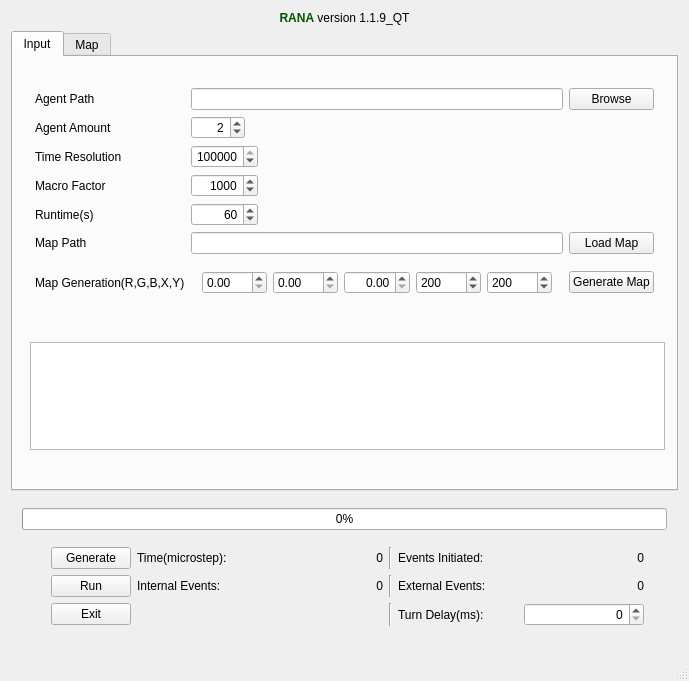
sojoe02/RANA, file mainwindow.ui: the form before one commit.
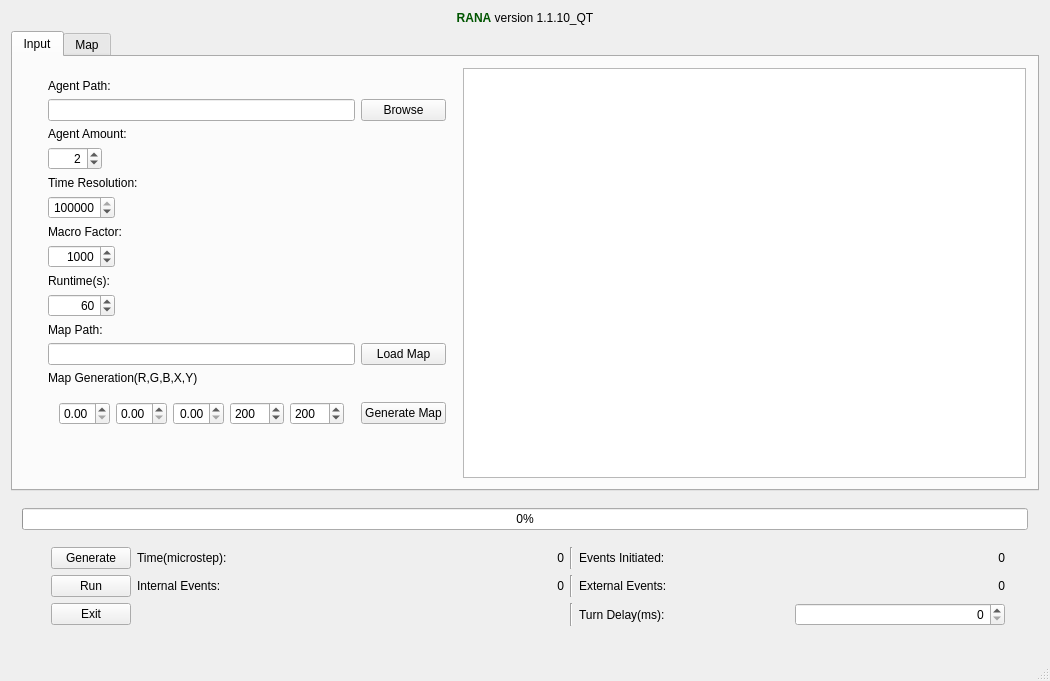
The form after the commit. The open tabs and pages were chosen to show the change.

Commit message: changed the UI thanks to Alpha Pony groups suggestion, and agents are nolonger added to the collision table when they start out

Patch:
```diff
--- a/mainwindow.ui
+++ b/mainwindow.ui
@@ -6,7 +6,7 @@
    <rect>
     <x>0</x>
     <y>0</y>
-    <width>689</width>
+    <width>1050</width>
     <height>681</height>
    </rect>
   </property>
@@ -25,21 +25,10 @@
         <string>Input</string>
        </attribute>
        <layout class="QGridLayout" name="gridLayout_5">
-        <item row="18" column="1">
-         <widget class="QWidget" name="widget_2" native="true">
-          <property name="sizePolicy">
-           <sizepolicy hsizetype="Expanding" vsizetype="Fixed">
-            <horstretch>0</horstretch>
-            <verstretch>0</verstretch>
-           </sizepolicy>
-          </property>
-          <layout class="QHBoxLayout" name="horizontalLayout"/>
-         </widget>
-        </item>
-        <item row="16" column="0" colspan="2">
+        <item row="15" column="0" colspan="2">
          <widget class="QWidget" name="widget_3" native="true">
           <layout class="QGridLayout" name="gridLayout_2">
-           <item row="7" column="2">
+           <item row="10" column="2">
             <widget class="QSpinBox" name="macroSpinBox">
              <property name="sizePolicy">
               <sizepolicy hsizetype="Maximum" vsizetype="Fixed">
@@ -61,33 +50,13 @@
              </property>
             </widget>
            </item>
-           <item row="5" column="1">
-            <widget class="QLabel" name="label_2">
-             <property name="text">
-              <string>Agent Amount</string>
-             </property>
-            </widget>
-           </item>
-           <item row="11" column="1">
+           <item row="17" column="1">
             <widget class="QLabel" name="label_10">
              <property name="text">
               <string/>
              </property>
             </widget>
            </item>
-           <item row="6" column="1">
-            <widget class="QLabel" name="label_5">
-             <property name="toolTip">
-              <string>Number of microsteps pr second</string>
-             </property>
-             <property name="toolTipDuration">
-              <number>-1</number>
-             </property>
-             <property name="text">
-              <string>Time Resolution</string>
-             </property>
-            </widget>
-           </item>
            <item row="1" column="3">
             <widget class="QPushButton" name="browseLuaAgentButton">
              <property name="text">
@@ -95,24 +64,35 @@
              </property>
             </widget>
            </item>
-           <item row="1" column="1">
-            <widget class="QLabel" name="label">
-             <property name="text">
-              <string>Agent Path</string>
+           <item row="8" column="2">
+            <widget class="QSpinBox" name="timeResSpinBox">
+             <property name="sizePolicy">
+              <sizepolicy hsizetype="Maximum" vsizetype="Fixed">
+               <horstretch>0</horstretch>
+               <verstretch>0</verstretch>
+              </sizepolicy>
              </property>
-            </widget>
-           </item>
-           <item row="7" column="1">
-            <widget class="QLabel" name="label_6">
-             <property name="toolTip">
-              <string>Number of mirosteps pr macrostep</string>
+             <property name="alignment">
+              <set>Qt::AlignRight|Qt::AlignTrailing|Qt::AlignVCenter</set>
              </property>
-             <property name="text">
-              <string>Macro Factor</string>
+             <property name="accelerated">
+              <bool>true</bool>
              </property>
+             <property name="maximum">
+              <number>1000000000</number>
+             </property>
+             <property name="singleStep">
+              <number>1000</number>
+             </property>
+             <property name="value">
+              <number>1000000</number>
+             </property>
+             <property name="displayIntegerBase">
+              <number>10</number>
+             </property>
             </widget>
            </item>
-           <item row="5" column="2">
+           <item row="6" column="2">
             <widget class="QSpinBox" name="luaSpinBox">
              <property name="sizePolicy">
               <sizepolicy hsizetype="Maximum" vsizetype="Fixed">
@@ -147,72 +127,17 @@
              </property>
             </widget>
            </item>
-           <item row="6" column="2">
-            <widget class="QSpinBox" name="timeResSpinBox">
-             <property name="sizePolicy">
-              <sizepolicy hsizetype="Maximum" vsizetype="Fixed">
-               <horstretch>0</horstretch>
-               <verstretch>0</verstretch>
-              </sizepolicy>
-             </property>
-             <property name="alignment">
-              <set>Qt::AlignRight|Qt::AlignTrailing|Qt::AlignVCenter</set>
-             </property>
-             <property name="accelerated">
-              <bool>true</bool>
-             </property>
-             <property name="maximum">
-              <number>1000000000</number>
-             </property>
-             <property name="singleStep">
-              <number>1000</number>
-             </property>
-             <property name="value">
-              <number>1000000</number>
-             </property>
-             <property name="displayIntegerBase">
-              <number>10</number>
-             </property>
-            </widget>
-           </item>
-           <item row="9" column="1">
-            <widget class="QLabel" name="label_7">
-             <property name="text">
-              <string>Map Path</string>
-             </property>
-            </widget>
-           </item>
-           <item row="9" column="2">
+           <item row="14" column="2">
             <widget class="QLineEdit" name="mapPathLineEdit"/>
            </item>
-           <item row="9" column="3">
-            <widget class="QPushButton" name="browseMapButton">
-             <property name="sizePolicy">
-              <sizepolicy hsizetype="Minimum" vsizetype="Fixed">
-               <horstretch>0</horstretch>
-               <verstretch>0</verstretch>
-              </sizepolicy>
-             </property>
-             <property name="text">
-              <string>Load Map</string>
-             </property>
-            </widget>
-           </item>
-           <item row="10" column="3">
+           <item row="16" column="3">
             <widget class="QPushButton" name="generateMap">
              <property name="text">
               <string>Generate Map</string>
              </property>
             </widget>
            </item>
-           <item row="10" column="1">
-            <widget class="QLabel" name="label_11">
-             <property name="text">
-              <string>Map Generation(R,G,B,X,Y)</string>
-             </property>
-            </widget>
-           </item>
-           <item row="10" column="2">
+           <item row="16" column="2">
             <widget class="QWidget" name="widget_5" native="true">
              <layout class="QHBoxLayout" name="horizontalLayout_3">
               <item>
@@ -310,14 +235,7 @@
              </layout>
             </widget>
            </item>
-           <item row="8" column="1">
-            <widget class="QLabel" name="label_13">
-             <property name="text">
-              <string>Runtime(s)</string>
-             </property>
-            </widget>
-           </item>
-           <item row="8" column="2">
+           <item row="12" column="2">
             <widget class="QSpinBox" name="runTimeSpinBox">
              <property name="sizePolicy">
               <sizepolicy hsizetype="Maximum" vsizetype="Fixed">
@@ -345,17 +263,94 @@
              </property>
             </widget>
            </item>
+           <item row="13" column="2">
+            <widget class="QLabel" name="label_7">
+             <property name="text">
+              <string>Map Path:</string>
+             </property>
+            </widget>
+           </item>
+           <item row="14" column="3">
+            <widget class="QPushButton" name="browseMapButton">
+             <property name="sizePolicy">
+              <sizepolicy hsizetype="Minimum" vsizetype="Fixed">
+               <horstretch>0</horstretch>
+               <verstretch>0</verstretch>
+              </sizepolicy>
+             </property>
+             <property name="text">
+              <string>Load Map</string>
+             </property>
+            </widget>
+           </item>
+           <item row="7" column="2">
+            <widget class="QLabel" name="label_5">
+             <property name="toolTip">
+              <string>Number of microsteps pr second</string>
+             </property>
+             <property name="toolTipDuration">
+              <number>-1</number>
+             </property>
+             <property name="text">
+              <string>Time Resolution:</string>
+             </property>
+            </widget>
+           </item>
+           <item row="11" column="2">
+            <widget class="QLabel" name="label_13">
+             <property name="text">
+              <string>Runtime(s):</string>
+             </property>
+            </widget>
+           </item>
+           <item row="9" column="2">
+            <widget class="QLabel" name="label_6">
+             <property name="toolTip">
+              <string>Number of mirosteps pr macrostep</string>
+             </property>
+             <property name="text">
+              <string>Macro Factor:</string>
+             </property>
+            </widget>
+           </item>
+           <item row="5" column="2">
+            <widget class="QLabel" name="label_2">
+             <property name="text">
+              <string>Agent Amount:</string>
+             </property>
+            </widget>
+           </item>
+           <item row="0" column="2">
+            <widget class="QLabel" name="label">
+             <property name="text">
+              <string>Agent Path:</string>
+             </property>
+            </widget>
+           </item>
+           <item row="15" column="2">
+            <widget class="QLabel" name="label_11">
+             <property name="text">
+              <string>Map Generation(R,G,B,X,Y)</string>
+             </property>
+            </widget>
+           </item>
+           <item row="17" column="2">
+            <spacer name="verticalSpacer">
+             <property name="orientation">
+              <enum>Qt::Vertical</enum>
+             </property>
+             <property name="sizeHint" stdset="0">
+              <size>
+               <width>20</width>
+               <height>40</height>
+              </size>
+             </property>
+            </spacer>
+           </item>
           </layout>
          </widget>
         </item>
-        <item row="0" column="0">
-         <widget class="Line" name="line">
-          <property name="orientation">
-           <enum>Qt::Horizontal</enum>
-          </property>
-         </widget>
-        </item>
-        <item row="17" column="1">
+        <item row="15" column="2">
          <widget class="QTextEdit" name="outputTextEdit"/>
         </item>
        </layout>
@@ -636,7 +631,7 @@
     <item row="0" column="0">
      <widget class="QLabel" name="label_4">
       <property name="text">
-       <string>&lt;html&gt;&lt;head/&gt;&lt;body&gt;&lt;p&gt;&lt;span style=&quot; font-weight:600; color:#005500;&quot;&gt;RANA&lt;/span&gt; version 1.1.9_QT&lt;/p&gt;&lt;/body&gt;&lt;/html&gt;</string>
+       <string>&lt;html&gt;&lt;head/&gt;&lt;body&gt;&lt;p&gt;&lt;span style=&quot; font-weight:600; color:#005500;&quot;&gt;RANA&lt;/span&gt; version 1.1.10_QT&lt;/p&gt;&lt;/body&gt;&lt;/html&gt;</string>
       </property>
       <property name="textFormat">
        <enum>Qt::RichText</enum>
```
Left out of the diff: 2 changed lines with no effect on the pictures. The commit also changes 1 other file.
